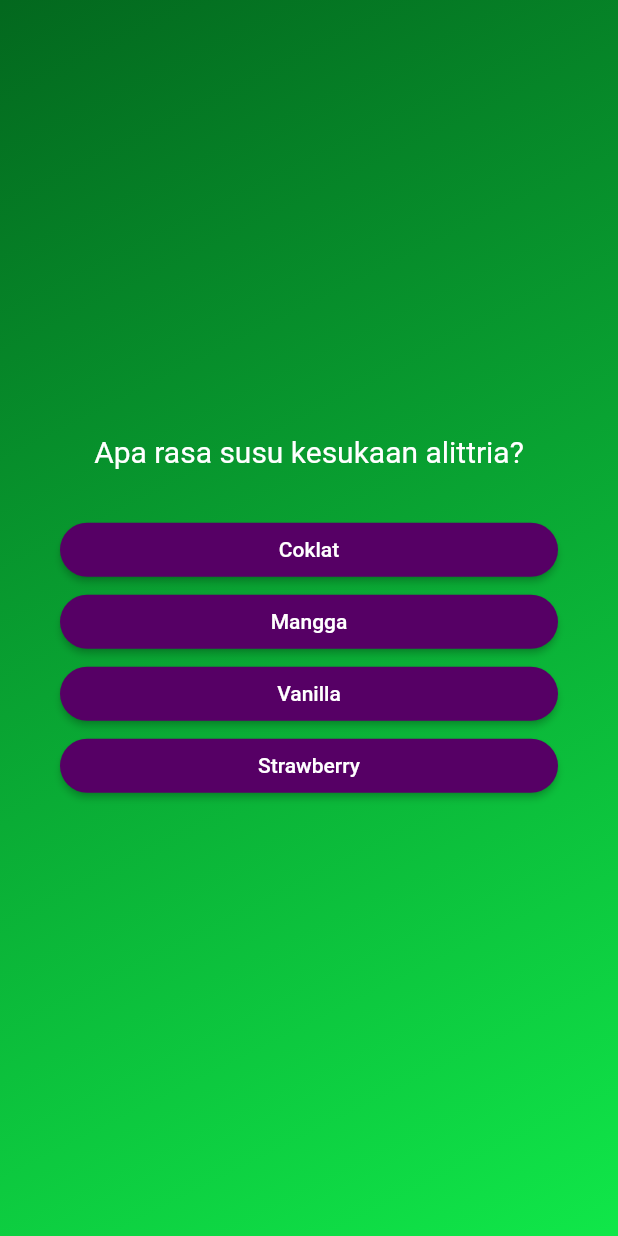
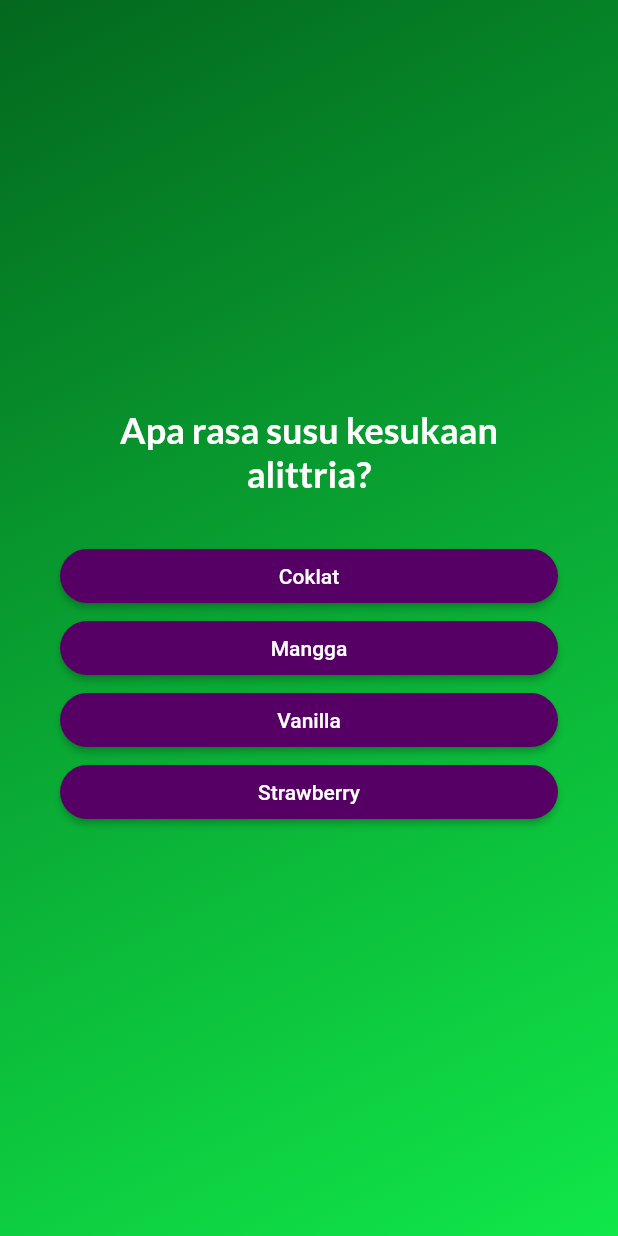
Before and after one commit to rayhan-afk/second_app, a Flutter app: the screen it shows after launch, after a tap on "Mulai Quiz", on a phone screen of 412 x 824 dp. Run offline on Flutter 3.47's test engine with Material 2 defaults, Android fonts, the phone set to English and light mode, and no system bars; our stand-ins replace google_fonts.

Commit message:
google fonts

```diff
--- a/lib/answer_button.dart
+++ b/lib/answer_button.dart
@@ -20,7 +20,7 @@ class AnswerButton extends StatelessWidget {
         foregroundColor: Colors.white,
         shape: RoundedRectangleBorder(borderRadius: BorderRadius.circular(40))
       ),
-      child: Text(answerText),
+      child: Text(answerText, textAlign: TextAlign.center,),
     );
   }
 }
--- a/lib/questions_screen.dart
+++ b/lib/questions_screen.dart
@@ -1,4 +1,5 @@
 import 'package:flutter/material.dart';
+import 'package:google_fonts/google_fonts.dart';
 
 import 'package:second_app/answer_button.dart';
 import 'package:second_app/data/questions.dart';
@@ -21,7 +22,6 @@ class _QuestionScreenState extends State<QuestionsScreen> {
     setState(() {
       currentQuestionIndex++; // increments the value by 1
     });
-
   }
 
   @override
@@ -38,15 +38,19 @@ class _QuestionScreenState extends State<QuestionsScreen> {
           children: [
             Text(
               currentQuestion.text,
-              style: const TextStyle(
+              style: GoogleFonts.lato(
                 color: Colors.white,
-                fontSize: 20,
+                fontSize: 24,
+                fontWeight: FontWeight.bold,
               ),
               textAlign: TextAlign.center,
             ),
             const SizedBox(height: 30),
             ...currentQuestion.getShuffleAnswers().map((answer) {
-              return AnswerButton(answerText: answer, onTap: answerQuestion,);
+              return AnswerButton(
+                answerText: answer,
+                onTap: answerQuestion,
+              );
             })
           ],
         ),
--- a/lib/start_screen.dart
+++ b/lib/start_screen.dart
@@ -1,4 +1,5 @@
 import 'package:flutter/material.dart';
+import 'package:google_fonts/google_fonts.dart';
 
 class StartScreen extends StatelessWidget {
   const StartScreen(this.startQuiz, {super.key});
@@ -24,11 +25,12 @@ class StartScreen extends StatelessWidget {
           //   ),
           // ),
           const SizedBox(height: 80),
-          const Text(
-            'Ayo quiz bersama',
-            style: TextStyle(
-              color: Color.fromARGB(255, 255, 255, 255),
+          Text(
+            'Ayo quiz bersama alitt',
+            style: GoogleFonts.lato (
+              color: const Color.fromARGB(255, 255, 255, 255),
               fontSize: 24,
+              fontWeight: FontWeight.bold,
             ),
           ),
           const SizedBox(height: 70),
--- a/pubspec.yaml
+++ b/pubspec.yaml
@@ -35,6 +35,7 @@ dependencies:
   # The following adds the Cupertino Icons font to your application.
   # Use with the CupertinoIcons class for iOS style icons.
   cupertino_icons: ^1.0.2
+  google_fonts: ^6.1.0
 
 dev_dependencies:
   flutter_test:
```
Also changed, not shown: pubspec.lock, 4 other files.
